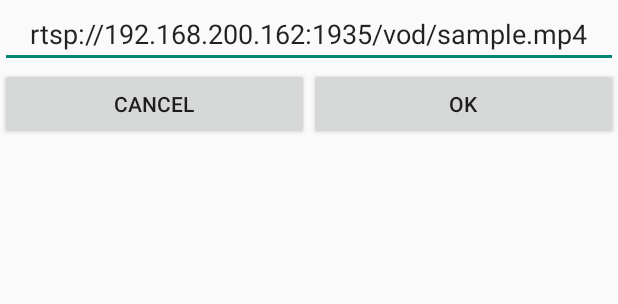
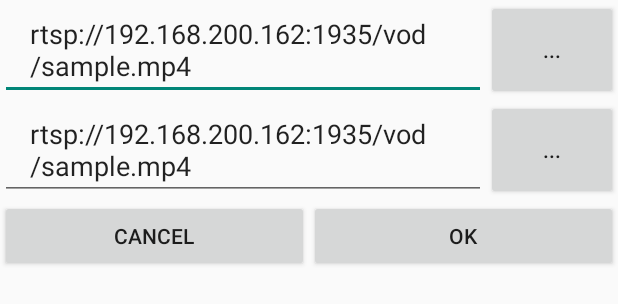
Before and after one commit to fullstackdev96/RTSPPlayer-Android, an Android app: the layout dialog_setip.xml on its own in the app's theme, with its tools: preview values and no code run, on a phone screen of 412 x 824 dp. Shown: the top 304 px of the screen. Run offline under Robolectric (Android 15) with nearby library versions, the phone set to English and light mode, and no system bars.

Commit message:
Change for input first and second ipaddress

```diff
--- a/app/src/main/res/layout/dialog_setip.xml
+++ b/app/src/main/res/layout/dialog_setip.xml
@@ -10,13 +10,53 @@
         android:layout_width="match_parent"
         android:layout_height="match_parent">
 
-        <EditText
-            android:id="@+id/edit_ip"
+        <LinearLayout
             android:layout_width="match_parent"
             android:layout_height="wrap_content"
-            android:paddingLeft="20dp"
-            android:paddingRight="20dp"
-            android:text= "@string/rtsp_sample"/>
+            android:orientation="horizontal">
+
+            <EditText
+                android:id="@+id/edit_ip_first"
+                android:layout_width="0dp"
+                android:layout_weight="1"
+                android:layout_height="wrap_content"
+                android:paddingLeft="20dp"
+                android:paddingRight="20dp"
+                android:hint="Enter first IP Address"
+                android:text= "@string/rtsp_sample"/>
+
+            <Button
+                android:id="@+id/btn_first"
+                android:layout_width="wrap_content"
+                android:layout_height="match_parent"
+                android:text="..."/>
+
+
+        </LinearLayout>
+
+        <LinearLayout
+            android:layout_width="match_parent"
+            android:layout_height="wrap_content"
+            android:orientation="horizontal">
+
+            <EditText
+                android:id="@+id/edit_ip_second"
+                android:layout_width="0dp"
+                android:layout_weight="1"
+                android:layout_height="wrap_content"
+                android:paddingLeft="20dp"
+                android:paddingRight="20dp"
+                android:hint="Enter second IP Address"
+                android:text= "@string/rtsp_sample"/>
+
+            <Button
+                android:id="@+id/btn_second"
+                android:layout_width="wrap_content"
+                android:layout_height="match_parent"
+                android:text="..."/>
+
+
+        </LinearLayout>
 
         <LinearLayout
             android:layout_width="match_parent"
```
Also changed, not shown: app/src/main/java/com/example/rtsph264streamplayer/dialog/CustomDialog.java (+116 -16 lines).
